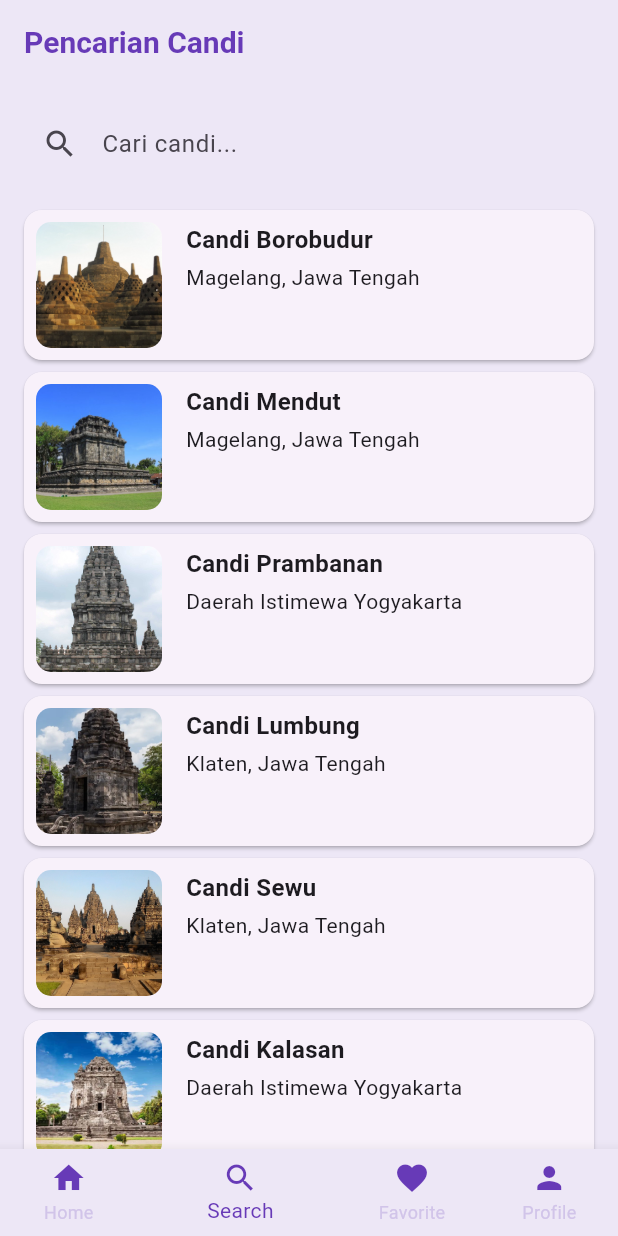
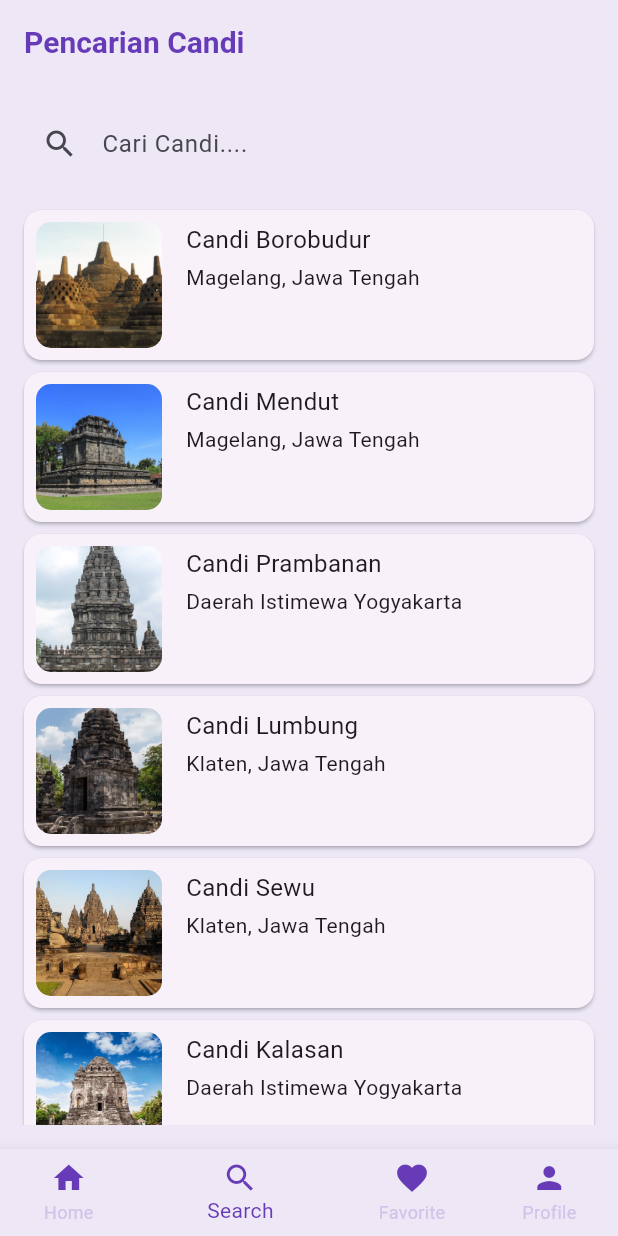
Before and after one commit to NabilaSyahwalrani/wisata_candi_nabila_syahwalrani, a Flutter app: the screen it shows after launch, item 2 of the bottom bar chosen, on a phone screen of 412 x 824 dp. Run offline on Flutter 3.47's test engine with Material 3 defaults, Android fonts, the phone set to English and light mode, and no system bars; our stand-ins replace shared_preferences; missing offline and left inert: encrypt.

Commit message:
update fix

```diff
--- a/lib/screens/detail_screen.dart
+++ b/lib/screens/detail_screen.dart
@@ -48,7 +48,7 @@ class _DetailScreenState extends State<DetailScreen> {
     if (!isSignedIn) {
       // Jika belum sign in, arahkan ke SignInScreen
       WidgetsBinding.instance.addPostFrameCallback((_) {
-        Navigator.pushReplacementNamed(context, '/signin');
+        Navigator.pushReplacementNamed(context, '/signinscreen');
       });
       return;
     }
--- a/lib/screens/search_screen.dart
+++ b/lib/screens/search_screen.dart
@@ -10,58 +10,49 @@ class SearchScreen extends StatefulWidget {
 }
 
 class _SearchScreenState extends State<SearchScreen> {
-  //TODO 1. Declaration variabel yang dibutuhkan
+  //TODO 1 Variabel
   List<Candi> _filteredCandis = candiList;
-  String _searchQuery = '';
+  String _searchQuery = "";
   final TextEditingController _searchController = TextEditingController();
 
   @override
   Widget build(BuildContext context) {
     return Scaffold(
-      //TODO 2 : Buat appbar dengan judul pencarian candi
-      appBar: AppBar(title: Text('Pencarian Candi'),),
-      //TODO 3 : Buat body berupa Column
+      //TODO 2 APPBar
+      appBar: AppBar(
+        title: Text('Pencarian Candi'),
+      ),
+      //TODO 3 Body
       body: Column(
         children: [
-          //TODO 4 : Buat Textfield pencarain sebagai anak dari column
+          //TODO 4 Textfield Search
           Padding(
-            padding: const EdgeInsets.all(16),
+            padding: EdgeInsets.all(16),
             child: Container(
               decoration: BoxDecoration(
                   borderRadius: BorderRadius.circular(5),
-                color: Colors.deepPurple[50],
-              ),
+                  color: Colors.deepPurple[50]),
               child: TextField(
                 autofocus: false,
-                //TODO 6 : Implementasi fitur pencarian
                 decoration: InputDecoration(
-                  hintText: 'Cari candi...',
+                    hintText: "Cari Candi....",
                     prefixIcon: Icon(Icons.search),
-                  //TODO 7 : Implementasi pengosongan input
                     border: InputBorder.none,
                     focusedBorder: OutlineInputBorder(
-                    borderSide: BorderSide(color: Colors.deepPurple),
-                  ),
-                  contentPadding: EdgeInsets.symmetric(
-                    horizontal: 16,
-                    vertical: 12,
+                        borderSide: BorderSide(color: Colors.deepPurple)),
+                    contentPadding:
+                    EdgeInsets.symmetric(horizontal: 16, vertical: 12)),
               ),
             ),
           ),
-            ),
-          ),
-          //TODO 5: Buat ListView hasil pencarian sebagai anak dari Column
+          //TODO 5 Listview
           Expanded(
             child: ListView.builder(
                 itemCount: _filteredCandis.length,
-            itemBuilder: (context, index) {
+                itemBuilder: (content, index) {
                   final candi = _filteredCandis[index];
-              //TODO 8 :Implementasi GestureDetector dan Hero animation
                   return Card(
-                margin: EdgeInsets.symmetric(
-                  horizontal: 16,
-                  vertical: 4,
-                ),
+                    margin: EdgeInsets.symmetric(horizontal: 16, vertical: 4),
                     child: Row(
                       crossAxisAlignment: CrossAxisAlignment.start,
                       children: [
@@ -84,22 +75,23 @@ class _SearchScreenState extends State<SearchScreen> {
                             children: [
                               Text(
                                 candi.name,
-                            style: const TextStyle(
-                              fontSize: 16,
-                              fontWeight: FontWeight.bold,
+                                style: TextStyle(fontSize: 16),
                               ),
+                              SizedBox(
+                                height: 4,
                               ),
-                          SizedBox(height: 4,),
-                          Text(candi.location),
+                              Text(candi.location)
                             ],
                           ),
                         )
                       ],
                     ),
                   );
-            },
+                }),
           ),
-        ),
+          const SizedBox(
+            height: 16,
+          )
         ],
       ),
     );
--- a/lib/screens/sign_in_screen.dart
+++ b/lib/screens/sign_in_screen.dart
@@ -62,7 +62,7 @@ class _SignInScreenState extends State<SignInScreen> {
             });
             // Sign in berhasil, navigasikan ke layar utama
             WidgetsBinding.instance.addPostFrameCallback((_) {
-              Navigator.pushReplacementNamed(context, '/');
+              Navigator.pushReplacementNamed(context, '/homescreen');
             });
             print('Sign in succeeded');
           } else {
```
Lines whose indentation alone changed are shown as unchanged.
